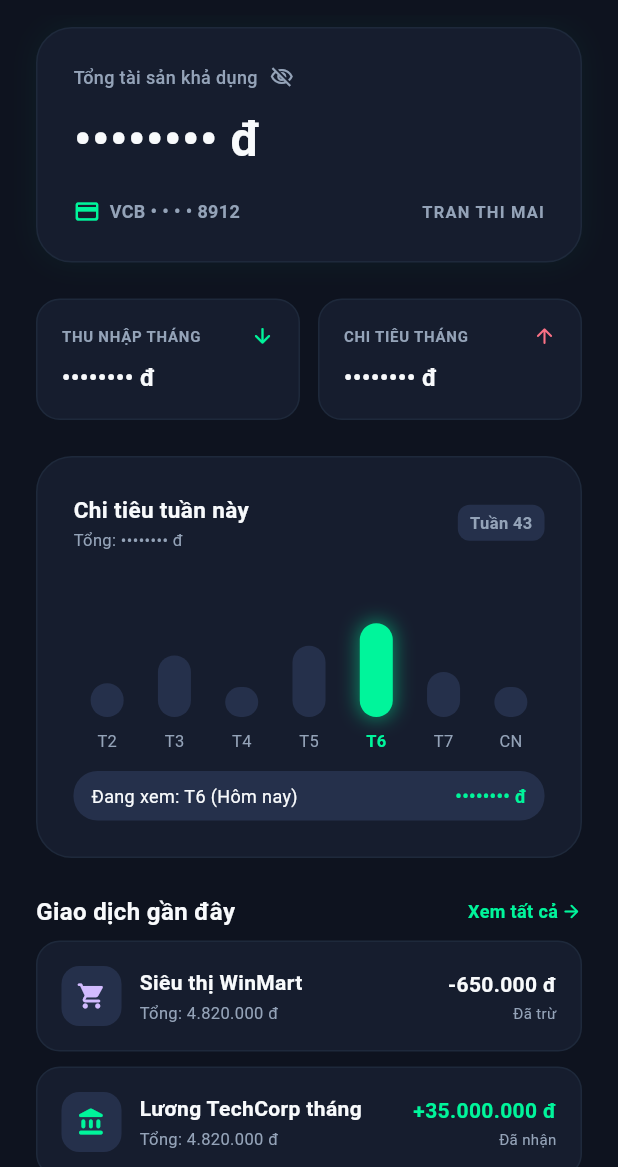
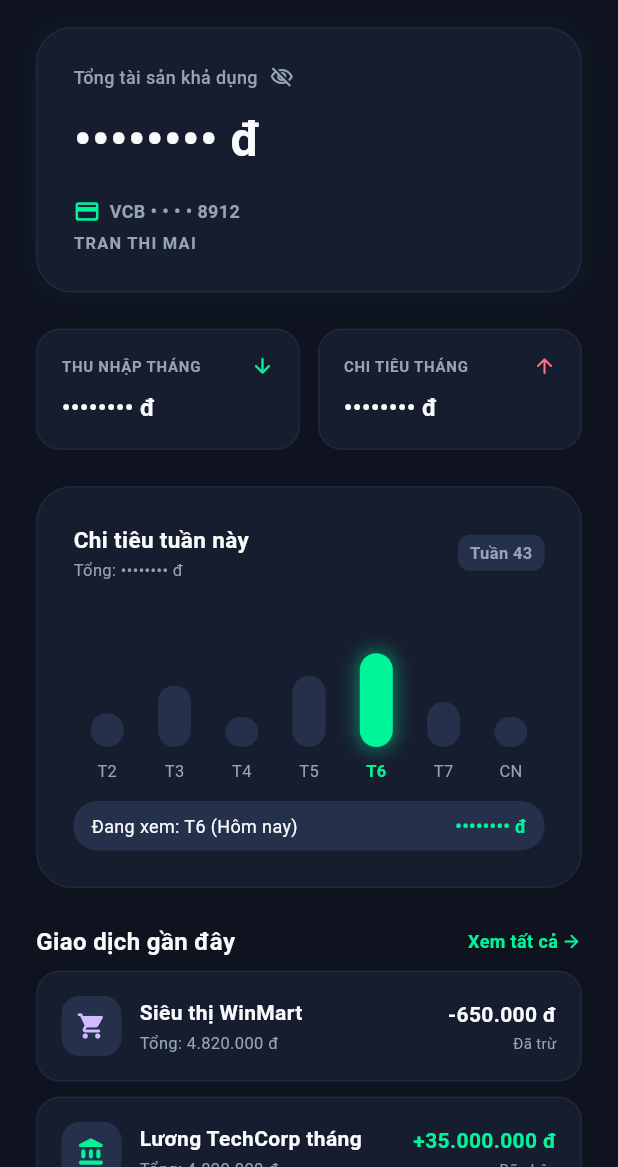
Before and after one commit to NguyenThanhLongDeveloper/CapyMoney, a Flutter app: the TabTongQuan screen opened directly, after a tap on the "visibility" icon, on a phone screen of 412 x 824 dp, the part 69-1236 px from its top. Run offline on Flutter 3.47's test engine with Material 3 defaults, Android fonts, the phone set to English and light mode, and no system bars; our stand-ins replace image_picker, local_auth, shared_preferences, supabase_flutter; accounts and stored records are empty; Roboto replaces fonts that are missing (PlusJakartaSans).

Commit message:
feat(dashboard): Đồng bộ số dư tài khoản mặc định la_nhan_chinh lên thẻ Tổng tài sản khả dụng
- Lấy chính xác cột so_du của ví la_nhan_chinh == true từ CSDL Supabase
- Hiển thị ngân hàng và tên chủ tài khoản tương ứng

```diff
--- a/lib/man_hinh/tong_quan/tab_tong_quan.dart
+++ b/lib/man_hinh/tong_quan/tab_tong_quan.dart
@@ -72,13 +72,15 @@ class _TabTongQuanState extends State<TabTongQuan> {
           _danhSachVi = viList;
           _danhSachGiaoDich = giaoDichList;
 
-          // Tính tổng tài sản khả dụng từ danh sách ví CSDL
+          // Lấy số dư tài khoản ngân hàng mặc định (la_nhan_chinh == true)
           if (viList.isNotEmpty) {
-            double tongSoDu = 0;
-            for (var vi in viList) {
-              tongSoDu += vi.soDu;
-            }
-            if (tongSoDu > 0) _tongTaiSan = tongSoDu;
+            final viMacDinh = viList.firstWhere(
+              (vi) => vi.laNhanChinh,
+              orElse: () => viList.first,
+            );
+            _tongTaiSan = viMacDinh.soDu;
+          } else {
+            _tongTaiSan = 0.0;
           }
 
           // Tính thu nhập và chi tiêu tháng này từ danh sách giao dịch
@@ -135,12 +137,26 @@ class _TabTongQuanState extends State<TabTongQuan> {
 
   @override
   Widget build(BuildContext context) {
-    final String tenChuTaiKhoan = (_danhSachVi.isNotEmpty && _danhSachVi.first.tenChuTaiKhoan.isNotEmpty)
-        ? _danhSachVi.first.tenChuTaiKhoan.toUpperCase()
+    final viMacDinh = _danhSachVi.firstWhere(
+      (vi) => vi.laNhanChinh,
+      orElse: () => _danhSachVi.isNotEmpty
+          ? _danhSachVi.first
+          : TaiKhoanNganHangModel(
+              id: '',
+              nguoiDungId: '',
+              tenNganHang: 'VCB',
+              soTaiKhoan: '8912',
+              tenChuTaiKhoan: 'TRAN THI MAI',
+              soDu: 84520000.0,
+            ),
+    );
+
+    final String tenChuTaiKhoan = viMacDinh.tenChuTaiKhoan.isNotEmpty
+        ? viMacDinh.tenChuTaiKhoan.toUpperCase()
         : 'TRAN THI MAI';
 
-    final String tenViPrimary = _danhSachVi.isNotEmpty
-        ? '${_danhSachVi.first.tenNganHang} • • • • ${_danhSachVi.first.soTaiKhoan.length >= 4 ? _danhSachVi.first.soTaiKhoan.substring(_danhSachVi.first.soTaiKhoan.length - 4) : "8912"}'
+    final String tenViPrimary = viMacDinh.soTaiKhoan.isNotEmpty
+        ? '${viMacDinh.tenNganHang} • • • • ${viMacDinh.soTaiKhoan.length >= 4 ? viMacDinh.soTaiKhoan.substring(viMacDinh.soTaiKhoan.length - 4) : viMacDinh.soTaiKhoan}'
         : 'VCB • • • • 8912';
 
     return Scaffold(
@@ -262,9 +278,9 @@ class _TabTongQuanState extends State<TabTongQuan> {
 
                         const SizedBox(height: 16),
 
-                        // Hàng 3: Thẻ Ví VCB + Tên chủ tài khoản
-                        Row(
-                          mainAxisAlignment: MainAxisAlignment.spaceBetween,
+                        // Hàng 3: Thẻ Ví VCB + Tên chủ tài khoản (Sắp xếp theo cột dọc)
+                        Column(
+                          crossAxisAlignment: CrossAxisAlignment.start, // Canh lề trái (hoặc dùng CrossAxisAlignment.center nếu muốn căn giữa)
                           children: [
                             Row(
                               children: [
@@ -280,6 +296,7 @@ class _TabTongQuanState extends State<TabTongQuan> {
                                 ),
                               ],
                             ),
+                            const SizedBox(height: 4), // Khoảng cách giữa tên ví và tên chủ tài khoản
                             Text(
                               tenChuTaiKhoan,
                               style: const TextStyle(
```
